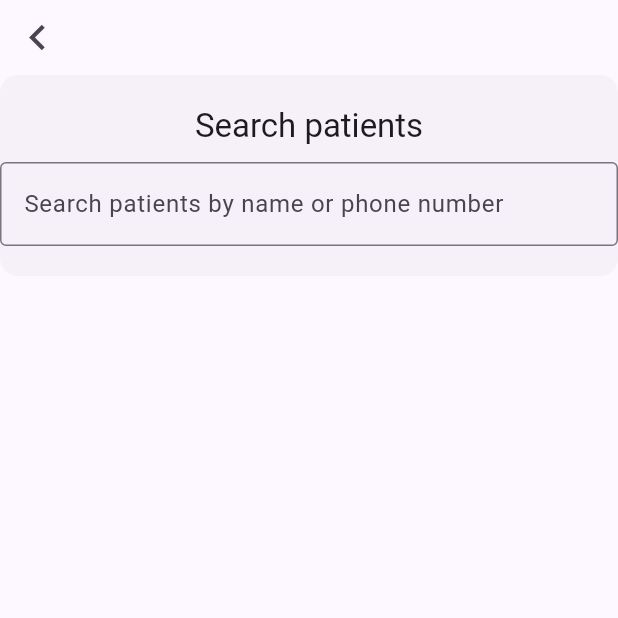
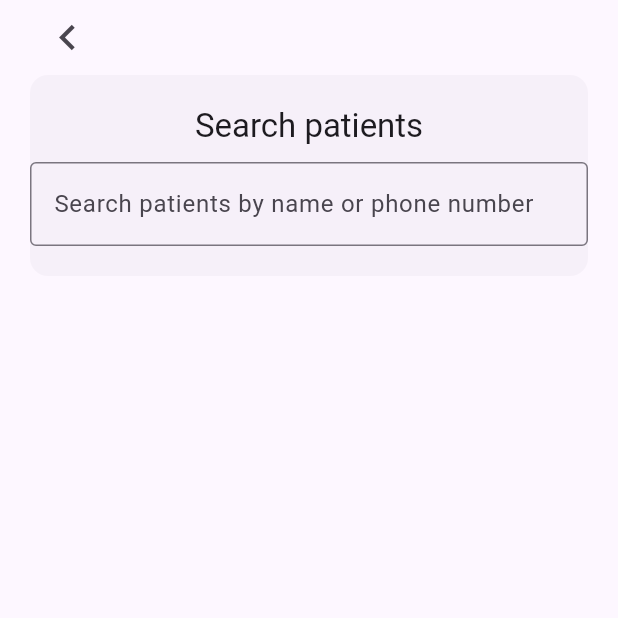
Before and after one commit to dculussoftwares/vilvam.v2, a Flutter app: the screen it shows after launch, after a tap on the "search" icon, on a phone screen of 412 x 824 dp, the top half of it. Run offline on Flutter 3.47's test engine with Material 3 defaults, Android fonts, the phone set to English and light mode, and no system bars; our stand-ins replace flutter_animate, gap, get_it, go_router, internet_connection_checker, shared_preferences and 3 more; missing offline and left inert: extra_alignments, web_startup_analyzer; accounts and stored records are empty; generated files the repository leaves out were written again; statements that could not run were skipped.

Commit message:
Add padding for pages

```diff
--- a/lib/component/page_wrapper.dart
+++ b/lib/component/page_wrapper.dart
@@ -15,7 +15,9 @@ class PageWrapper extends StatelessWidget {
             alignment: Alignment.topLeft,
             // widthFactor: widthAnimation.value,
             child: Scaffold(
-              body: Expanded(
+              body: Padding(
+                // padding: const EdgeInsets.symmetric(vertical: 20.0),
+                padding: const EdgeInsets.symmetric(horizontal: 20.0),
                 child: Column(
                   crossAxisAlignment: CrossAxisAlignment.start,
                   mainAxisSize: MainAxisSize.min,
--- a/lib/component/search_patient.dart
+++ b/lib/component/search_patient.dart
@@ -80,7 +80,7 @@ class _SearchPatientState extends State<SearchPatient> {
                 borderRadius: BorderRadius.circular($styles.insets.xs),
               ),
               child: ConstrainedBox(
-                constraints: const BoxConstraints(maxHeight: 200),
+                constraints: const BoxConstraints(),
                 child: ListView(
                   padding: EdgeInsets.all($styles.insets.xs),
                   shrinkWrap: true,
```
